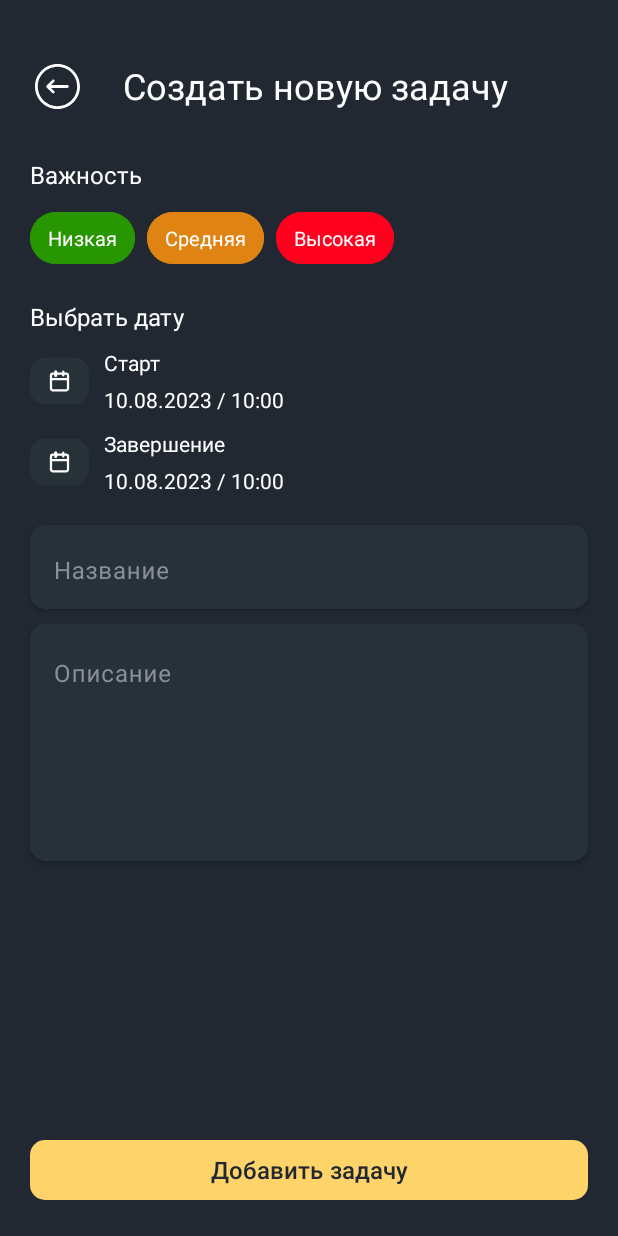
After one commit to kikichechka/Task-tracker-2.0, an Android app: the CreateNewTaskFragment screen opened through its navigation route, on a phone screen of 412 x 824 dp. The commit adds this screen. Run offline under Robolectric (Android 15) with nearby library versions, the phone set to English and light mode, and no system bars; our stand-ins replace Dagger/Hilt's generated code, navigation-ui.

Commit message:
creating markup create fragment

```diff
--- a/app/src/main/java/com/example/tasktracker2/MainActivity.kt
+++ b/app/src/main/java/com/example/tasktracker2/MainActivity.kt
@@ -6,6 +6,7 @@ import androidx.appcompat.app.AppCompatActivity
 import androidx.core.view.ViewCompat
 import androidx.core.view.WindowInsetsCompat
 import androidx.navigation.NavController
+import androidx.navigation.findNavController
 import androidx.navigation.fragment.NavHostFragment
 import androidx.navigation.ui.NavigationUI.setupWithNavController
 import com.example.tasktracker2.databinding.ActivityMainBinding
@@ -21,4 +22,9 @@ class MainActivity : AppCompatActivity() {
 
         window.navigationBarColor = resources.getColor(R.color.grey, null)
     }
+
+    override fun onSupportNavigateUp(): Boolean {
+        val navController = findNavController(R.id.nav_host_fragment_container)
+        return navController.navigateUp() || super.onSupportNavigateUp()
+    }
 }
--- a/app/src/main/java/com/example/tasktracker2/ViewModelsFactory.kt
+++ b/app/src/main/java/com/example/tasktracker2/ViewModelsFactory.kt
@@ -4,11 +4,13 @@ import androidx.lifecycle.ViewModel
 import androidx.lifecycle.ViewModelProvider
 import com.example.tasktracker2.fragments.active.ActiveTasksViewModel
 import com.example.tasktracker2.fragments.completed.CompletedTasksViewModel
+import com.example.tasktracker2.fragments.create.CreateNewTaskViewModel
 import javax.inject.Inject
 
 class ViewModelsFactory @Inject constructor(
     private val activeTasksViewModel: ActiveTasksViewModel,
-    private val completedTasksViewModel: CompletedTasksViewModel
+    private val completedTasksViewModel: CompletedTasksViewModel,
+    private val createNewTaskViewModel: CreateNewTaskViewModel
 ) : ViewModelProvider.Factory {
 
     override fun <T : ViewModel> create(modelClass: Class<T>): T {
@@ -18,6 +20,9 @@ class ViewModelsFactory @Inject constructor(
         if (modelClass.isAssignableFrom(CompletedTasksViewModel::class.java)) {
             return completedTasksViewModel as T
         }
+        if (modelClass.isAssignableFrom(CreateNewTaskViewModel::class.java)) {
+            return createNewTaskViewModel as T
+        }
         throw IllegalArgumentException("Unknown class name")
     }
 }
--- /dev/null
+++ b/app/src/main/java/com/example/tasktracker2/fragments/CustomDateView.kt
@@ -0,0 +1,23 @@
+package com.example.tasktracker2.fragments
+
+import android.content.Context
+import android.util.AttributeSet
+import androidx.constraintlayout.widget.ConstraintLayout
+import com.example.tasktracker2.R
+import com.example.tasktracker2.databinding.CustomDateViewBinding
+
+class CustomDateView(
+    context: Context,
+    attributeSet: AttributeSet? = null
+): ConstraintLayout(context, attributeSet){
+    private val binding: CustomDateViewBinding
+
+    init {
+        val inflatedView = inflate(context, R.layout.custom_date_view, this)
+        binding = CustomDateViewBinding.bind(inflatedView)
+    }
+
+    fun setTextTitle(text: String) {
+        binding.title.text = text
+    }
+}
--- /dev/null
+++ b/app/src/main/java/com/example/tasktracker2/fragments/create/CreateNewTaskFragment.kt
@@ -0,0 +1,41 @@
+package com.example.tasktracker2.fragments.create
+
+import android.os.Bundle
+import androidx.fragment.app.Fragment
+import android.view.LayoutInflater
+import android.view.View
+import android.view.ViewGroup
+import androidx.fragment.app.viewModels
+import com.example.tasktracker2.R
+import com.example.tasktracker2.ViewModelsFactory
+import com.example.tasktracker2.databinding.FragmentActiveTasksBinding
+import com.example.tasktracker2.databinding.FragmentCreateNewTaskBinding
+import com.example.tasktracker2.fragments.active.ActiveTasksViewModel
+import dagger.hilt.android.AndroidEntryPoint
+import javax.inject.Inject
+
+@AndroidEntryPoint
+class CreateNewTaskFragment : Fragment() {
+    private var _binding: FragmentCreateNewTaskBinding? = null
+    private val binding: FragmentCreateNewTaskBinding
+        get() = _binding!!
+
+    @Inject
+    lateinit var viewModelsFactory: ViewModelsFactory
+
+    private val viewModel: CreateNewTaskViewModel by viewModels { viewModelsFactory }
+    override fun onCreateView(
+        inflater: LayoutInflater, container: ViewGroup?,
+        savedInstanceState: Bundle?
+    ): View {
+        _binding = FragmentCreateNewTaskBinding.inflate(inflater)
+        return binding.root
+    }
+
+    override fun onViewCreated(view: View, savedInstanceState: Bundle?) {
+        super.onViewCreated(view, savedInstanceState)
+
+        binding.start.setTextTitle(getString(R.string.start))
+        binding.completion.setTextTitle(getString(R.string.completion))
+    }
+}
--- /dev/null
+++ b/app/src/main/java/com/example/tasktracker2/fragments/create/CreateNewTaskViewModel.kt
@@ -0,0 +1,10 @@
+package com.example.tasktracker2.fragments.create
+
+import androidx.lifecycle.ViewModel
+import com.example.tasktracker2.usecase.add.AddTaskUseCase
+import javax.inject.Inject
+
+class CreateNewTaskViewModel @Inject constructor(
+    private val addTaskUseCase: AddTaskUseCase
+): ViewModel() {
+}
--- a/app/src/main/java/com/example/tasktracker2/fragments/main/MainTaskFragment.kt
+++ b/app/src/main/java/com/example/tasktracker2/fragments/main/MainTaskFragment.kt
@@ -9,6 +9,7 @@ import android.view.ViewGroup
 import androidx.fragment.app.commit
 import androidx.fragment.app.viewModels
 import androidx.lifecycle.lifecycleScope
+import androidx.navigation.fragment.findNavController
 import com.example.tasktracker2.R
 import com.example.tasktracker2.databinding.FragmentMainTaskBinding
 import com.example.tasktracker2.fragments.active.ActiveTasksFragment
@@ -72,7 +73,7 @@ class MainTaskFragment : Fragment() {
         binding.topAppBar.setOnMenuItemClickListener { menuItem ->
             when (menuItem.itemId) {
                 R.id.menu_button_add_new -> {
-
+                    findNavController().navigate(R.id.action_activeTaskFragment_to_createNewTaskFragment)
                     true
                 }
 
--- /dev/null
+++ b/app/src/main/res/drawable/calendar.xml
@@ -0,0 +1,41 @@
+<vector xmlns:android="http://schemas.android.com/apk/res/android"
+    android:width="39dp"
+    android:height="32dp"
+    android:viewportWidth="39"
+    android:viewportHeight="32">
+  <path
+      android:pathData="M10,0.5L29,0.5A10,10 0,0 1,39 10.5L39,21.5A10,10 0,0 1,29 31.5L10,31.5A10,10 0,0 1,0 21.5L0,10.5A10,10 0,0 1,10 0.5z"
+      android:fillColor="#263238"/>
+  <group>
+    <clip-path
+        android:pathData="M12,8.5h15v15h-15z"/>
+    <path
+        android:pathData="M23.875,11H15.125C14.435,11 13.875,11.56 13.875,12.25V21C13.875,21.69 14.435,22.25 15.125,22.25H23.875C24.565,22.25 25.125,21.69 25.125,21V12.25C25.125,11.56 24.565,11 23.875,11Z"
+        android:strokeLineJoin="round"
+        android:strokeWidth="1.5"
+        android:fillColor="#00000000"
+        android:strokeColor="#ffffff"
+        android:strokeLineCap="round"/>
+    <path
+        android:pathData="M22,9.75V12.25"
+        android:strokeLineJoin="round"
+        android:strokeWidth="1.5"
+        android:fillColor="#00000000"
+        android:strokeColor="#ffffff"
+        android:strokeLineCap="round"/>
+    <path
+        android:pathData="M17,9.75V12.25"
+        android:strokeLineJoin="round"
+        android:strokeWidth="2"
+        android:fillColor="#00000000"
+        android:strokeColor="#ffffff"
+        android:strokeLineCap="round"/>
+    <path
+        android:pathData="M13.875,14.75H25.125"
+        android:strokeLineJoin="round"
+        android:strokeWidth="1.5"
+        android:fillColor="#00000000"
+        android:strokeColor="#ffffff"
+        android:strokeLineCap="round"/>
+  </group>
+</vector>
--- /dev/null
+++ b/app/src/main/res/drawable/left_repo.xml
@@ -0,0 +1,13 @@
+<vector xmlns:android="http://schemas.android.com/apk/res/android"
+    android:width="30dp"
+    android:height="30dp"
+    android:viewportWidth="30"
+    android:viewportHeight="30">
+  <group>
+    <clip-path
+        android:pathData="M0,0h30v30h-30z"/>
+    <path
+        android:pathData="M15,30C6.729,30 0,23.271 0,15C0,6.729 6.729,0 15,0C23.271,0 30,6.729 30,15C30,23.271 23.271,30 15,30ZM15,1.875C7.762,1.875 1.875,7.762 1.875,15C1.875,22.237 7.762,28.125 15,28.125C22.237,28.125 28.125,22.237 28.125,15C28.125,7.762 22.237,1.875 15,1.875ZM21.563,15.938H10.701L12.85,18.087C13.217,18.454 13.217,19.046 12.85,19.413C12.667,19.596 12.427,19.688 12.188,19.688C11.948,19.688 11.708,19.596 11.525,19.413L7.775,15.663C7.688,15.577 7.62,15.473 7.572,15.358C7.477,15.129 7.477,14.871 7.572,14.642C7.62,14.527 7.688,14.423 7.775,14.337L11.525,10.587C11.891,10.221 12.484,10.221 12.85,10.587C13.217,10.954 13.217,11.546 12.85,11.913L10.701,14.063H21.563C22.08,14.063 22.5,14.483 22.5,15C22.5,15.517 22.08,15.938 21.563,15.938Z"
+        android:fillColor="#ffffff"/>
+  </group>
+</vector>
--- /dev/null
+++ b/app/src/main/res/layout/custom_date_view.xml
@@ -0,0 +1,42 @@
+<?xml version="1.0" encoding="utf-8"?>
+<androidx.constraintlayout.widget.ConstraintLayout xmlns:android="http://schemas.android.com/apk/res/android"
+    android:layout_width="wrap_content"
+    android:layout_height="wrap_content"
+    android:background="@color/grey"
+    xmlns:app="http://schemas.android.com/apk/res-auto">
+
+    <ImageView
+        android:id="@+id/icon_calendar"
+        android:layout_width="wrap_content"
+        android:layout_height="wrap_content"
+        android:src="@drawable/calendar"
+        app:layout_constraintTop_toTopOf="@id/container_for_text_deadline"
+        app:layout_constraintBottom_toBottomOf="@id/container_for_text_deadline"
+        app:layout_constraintStart_toStartOf="parent"/>
+
+    <LinearLayout
+        android:id="@+id/container_for_text_deadline"
+        android:layout_width="wrap_content"
+        android:layout_height="wrap_content"
+        app:layout_constraintStart_toEndOf="@id/icon_calendar"
+        app:layout_constraintTop_toTopOf="parent"
+        android:layout_marginStart="10dp"
+        android:orientation="vertical">
+
+        <TextView
+            android:id="@+id/title"
+            android:layout_width="wrap_content"
+            android:layout_height="wrap_content"
+            android:textAppearance="@style/style_text_start"
+            android:layout_marginBottom="5dp"/>
+
+        <TextView
+            android:layout_width="wrap_content"
+            android:layout_height="wrap_content"
+            android:text="10.08.2023 / 10:00"
+            android:textAppearance="@style/style_text_start"/>
+
+    </LinearLayout>
+
+
+</androidx.constraintlayout.widget.ConstraintLayout>
--- /dev/null
+++ b/app/src/main/res/layout/fragment_create_new_task.xml
@@ -0,0 +1,186 @@
+<?xml version="1.0" encoding="utf-8"?>
+<androidx.constraintlayout.widget.ConstraintLayout xmlns:android="http://schemas.android.com/apk/res/android"
+    xmlns:app="http://schemas.android.com/apk/res-auto"
+    xmlns:tools="http://schemas.android.com/tools"
+    android:layout_width="match_parent"
+    android:layout_height="match_parent"
+    android:background="@color/grey"
+    tools:context=".fragments.main.MainTaskFragment">
+
+    <com.google.android.material.appbar.AppBarLayout
+        android:id="@+id/appBarLayout"
+        android:layout_width="match_parent"
+        android:layout_height="wrap_content"
+        android:layout_marginHorizontal="10dp"
+        android:layout_marginTop="29dp"
+        app:layout_constraintTop_toTopOf="parent">
+
+        <com.google.android.material.appbar.MaterialToolbar
+            android:id="@+id/topAppBar"
+            android:layout_width="match_parent"
+            android:layout_height="wrap_content"
+            app:navigationIcon="@drawable/left_repo"
+            app:title="@string/create_new_task" />
+
+    </com.google.android.material.appbar.AppBarLayout>
+
+    <TextView
+        android:id="@+id/text_importance"
+        style="@style/style_create_new_task_importance"
+        android:layout_width="match_parent"
+        android:layout_height="wrap_content"
+        android:layout_marginStart="20dp"
+        android:layout_marginTop="20dp"
+        android:text="@string/importance"
+        app:layout_constraintTop_toBottomOf="@id/appBarLayout" />
+
+    <LinearLayout
+        android:id="@+id/container_for_button"
+        android:layout_width="match_parent"
+        android:layout_height="wrap_content"
+        android:layout_marginStart="20dp"
+        android:layout_marginTop="10dp"
+        android:orientation="horizontal"
+        app:layout_constraintTop_toBottomOf="@id/text_importance">
+
+        <com.google.android.material.button.MaterialButton
+            android:layout_width="wrap_content"
+            android:layout_height="wrap_content"
+            android:layout_marginEnd="8dp"
+            android:backgroundTint="@color/green"
+            android:minWidth="0dp"
+            android:minHeight="0dp"
+            android:paddingHorizontal="12dp"
+            android:paddingVertical="8dp"
+            android:text="@string/low"
+            android:textAppearance="@style/style_text_button_importance" />
+
+        <com.google.android.material.button.MaterialButton
+            android:layout_width="wrap_content"
+            android:layout_height="wrap_content"
+            android:layout_marginEnd="8dp"
+            android:backgroundTint="@color/orange"
+            android:minWidth="0dp"
+            android:minHeight="0dp"
+            android:paddingHorizontal="12dp"
+            android:paddingVertical="8dp"
+            android:text="@string/average"
+            android:textAppearance="@style/style_text_button_importance" />
+
+        <com.google.android.material.button.MaterialButton
+            android:layout_width="wrap_content"
+            android:layout_height="wrap_content"
+            android:layout_marginEnd="8dp"
+            android:backgroundTint="@color/red"
+            android:minWidth="0dp"
+            android:minHeight="0dp"
+            android:paddingHorizontal="12dp"
+            android:paddingVertical="8dp"
+            android:text="@string/high"
+            android:textAppearance="@style/style_text_button_importance" />
+
+    </LinearLayout>
+
+    <TextView
+        android:id="@+id/text_select_date"
+        style="@style/style_create_new_task_importance"
+        android:layout_width="match_parent"
+        android:layout_height="wrap_content"
+        android:layout_marginStart="20dp"
+        android:layout_marginTop="20dp"
+        android:text="@string/select_date"
+        app:layout_constraintTop_toBottomOf="@id/container_for_button" />
+
+    <com.example.tasktracker2.fragments.CustomDateView
+        android:id="@+id/start"
+        android:layout_width="wrap_content"
+        android:layout_height="wrap_content"
+        android:layout_marginStart="20dp"
+        android:layout_marginTop="10dp"
+        app:layout_constraintStart_toStartOf="parent"
+        app:layout_constraintTop_toBottomOf="@id/text_select_date" />
+
+    <com.example.tasktracker2.fragments.CustomDateView
+        android:id="@+id/completion"
+        android:layout_width="wrap_content"
+        android:layout_height="wrap_content"
+        android:layout_marginStart="20dp"
+        android:layout_marginTop="10dp"
+        app:layout_constraintStart_toStartOf="parent"
+        app:layout_constraintTop_toBottomOf="@id/start" />
+
+    <androidx.cardview.widget.CardView
+        android:id="@+id/card_title"
+        android:layout_width="match_parent"
+        android:layout_height="56dp"
+        android:layout_marginHorizontal="20dp"
+        android:layout_marginTop="20dp"
+        android:backgroundTint="@color/light_grey"
+        app:cardCornerRadius="10dp"
+        app:layout_constraintTop_toBottomOf="@id/completion">
+
+        <com.google.android.material.textfield.TextInputLayout
+            style="@style/style_hint_title"
+            android:layout_width="match_parent"
+            android:layout_height="wrap_content"
+            app:boxBackgroundColor="@null"
+            app:boxStrokeColor="@null"
+            app:boxStrokeWidth="0dp"
+            app:boxStrokeWidthFocused="0dp"
+            app:hintTextColor="@null">
+
+            <EditText
+                android:id="@+id/task_title"
+                style="@style/style_text_title"
+                android:layout_width="match_parent"
+                android:layout_height="wrap_content"
+                android:hint="@string/title" />
+
+        </com.google.android.material.textfield.TextInputLayout>
+
+
+    </androidx.cardview.widget.CardView>
+
+    <androidx.cardview.widget.CardView
+        android:layout_width="match_parent"
+        android:layout_height="158dp"
+        android:layout_marginHorizontal="20dp"
+        android:layout_marginTop="10dp"
+        android:backgroundTint="@color/light_grey"
+        app:cardCornerRadius="10dp"
+        app:layout_constraintTop_toBottomOf="@id/card_title">
+
+        <com.google.android.material.textfield.TextInputLayout
+            style="@style/style_hint_title"
+            android:layout_width="match_parent"
+            android:layout_height="wrap_content"
+            app:boxBackgroundColor="@null"
+            app:boxStrokeColor="@null"
+            app:boxStrokeWidth="0dp"
+            app:boxStrokeWidthFocused="0dp"
+            app:hintTextColor="@null">
+
+            <EditText
+                android:id="@+id/task_description"
+                style="@style/style_text_title"
+                android:layout_width="match_parent"
+                android:layout_height="wrap_content"
+                android:hint="@string/description" />
+
+        </com.google.android.material.textfield.TextInputLayout>
+
+    </androidx.cardview.widget.CardView>
+
+    <com.google.android.material.button.MaterialButton
+        android:id="@+id/button_add_new"
+        style="@style/style_button_add_new"
+        android:layout_width="match_parent"
+        android:layout_height="48dp"
+        android:layout_margin="20dp"
+        android:text="@string/add_task"
+        app:backgroundTint="@color/yellow"
+        app:cornerRadius="10dp"
+        app:layout_constraintBottom_toBottomOf="parent" />
+
+
+</androidx.constraintlayout.widget.ConstraintLayout>
--- a/app/src/main/res/layout/fragment_main_task.xml
+++ b/app/src/main/res/layout/fragment_main_task.xml
@@ -17,7 +17,7 @@
         <com.google.android.material.appbar.MaterialToolbar
             android:id="@+id/topAppBar"
             android:layout_width="match_parent"
-            android:layout_height="?attr/actionBarSize"
+            android:layout_height="wrap_content"
             app:menu="@menu/top_app_bar"
             app:title="@string/task_planner" />
 
@@ -27,6 +27,7 @@
         android:id="@+id/container_navigation_buttons"
         android:layout_width="match_parent"
         android:layout_height="52dp"
+        android:layout_marginTop="10dp"
         android:layout_marginHorizontal="20dp"
         android:backgroundTint="@color/light_grey"
         app:cardCornerRadius="10dp"
--- a/app/src/main/res/navigation/nav_graph.xml
+++ b/app/src/main/res/navigation/nav_graph.xml
@@ -10,6 +10,13 @@
         android:name="com.example.tasktracker2.fragments.main.MainTaskFragment"
         android:label="active_task_fragment"
         tools:layout="@layout/fragment_main_task">
+        <action
+            android:id="@+id/action_activeTaskFragment_to_createNewTaskFragment"
+            app:destination="@id/createNewTaskFragment" />
     </fragment>
+    <fragment
+        android:id="@+id/createNewTaskFragment"
+        android:name="com.example.tasktracker2.fragments.create.CreateNewTaskFragment"
+        android:label="CreateNewTaskFragment" />
 
 </navigation>
--- a/app/src/main/res/values/strings.xml
+++ b/app/src/main/res/values/strings.xml
@@ -6,4 +6,14 @@
     <string name="active">Активные</string>
     <string name="completed">Завершенные</string>
     <string name="add_task">Добавить задачу</string>
+    <string name="create_new_task">Создать новую задачу</string>
+    <string name="importance">Важность</string>
+    <string name="low">Низкая</string>
+    <string name="average">Средняя</string>
+    <string name="high">Высокая</string>
+    <string name="select_date">Выбрать дату</string>
+    <string name="start">Старт</string>
+    <string name="completion">Завершение</string>
+    <string name="description">Описание</string>
+    <string name="title">Название</string>
 </resources>
--- a/app/src/main/res/values/styles.xml
+++ b/app/src/main/res/values/styles.xml
@@ -48,4 +48,30 @@
         <item name="android:textColor">@color/text_color_grey</item>
     </style>
 
+    <style name="style_create_new_task_importance">
+        <item name="android:textSize">16sp</item>
+        <item name="android:textColor">@color/white</item>
+    </style>
+
+    <style name="style_text_button_importance">
+        <item name="android:textSize">13sp</item>
+        <item name="android:textColor">@color/white</item>
+    </style>
+
+    <style name="style_text_start">
+        <item name="android:textSize">14sp</item>
+        <item name="android:textColor">@color/white</item>
+    </style>
+
+    <style name="style_hint_title">
+        <item name="android:textSize">16sp</item>
+        <item name="android:textColor">@color/text_color_grey</item>
+        <item name="android:textColorHint">@color/text_color_grey</item>
+    </style>
+
+    <style name="style_text_title">
+        <item name="android:textSize">16sp</item>
+        <item name="android:textColor">@color/white</item>
+    </style>
+
 </resources>
```
